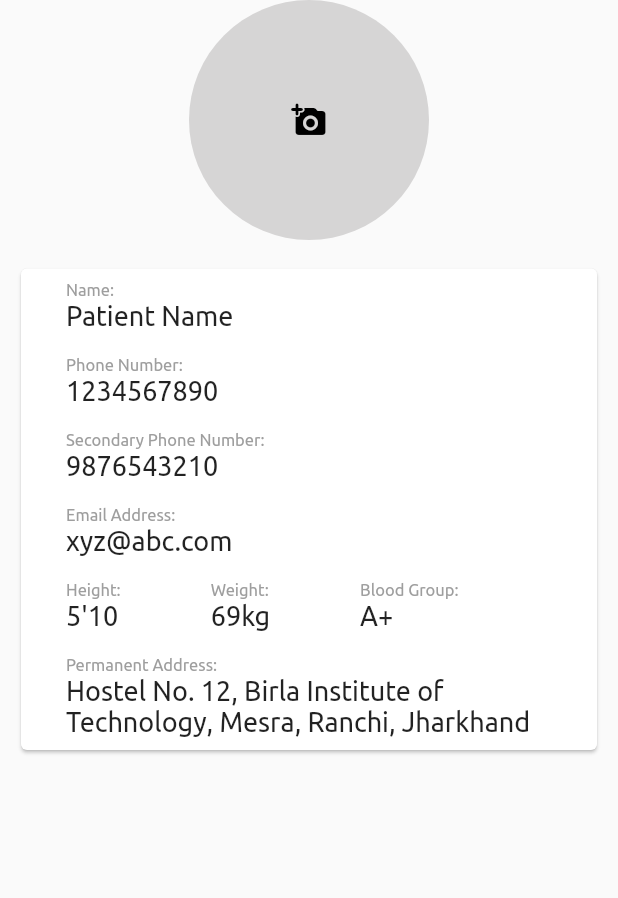
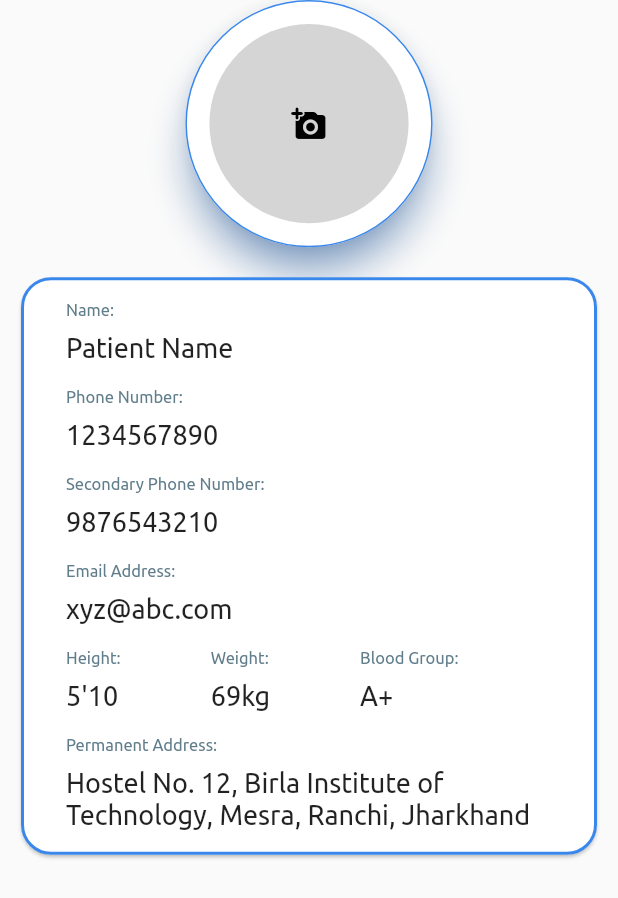
Before and after one commit to rahulsrivastava088/first_helpers_flutter_application, a Flutter app: the ProfileScreen screen opened directly, on a phone screen of 412 x 824 dp. Shown: the top 898 px of the screen. Run offline on Flutter 3.47's test engine with Material 2 defaults, Android fonts, the light colour scheme and no system bars; our stand-ins replace curved_navigation_bar, flutter_lorem; missing offline and left inert: gif.

Commit message:
profile screen setup

```diff
--- a/lib/screens/user/profileScreen.dart
+++ b/lib/screens/user/profileScreen.dart
@@ -1,3 +1,4 @@
+import 'package:first_helpers/utilities/constants.dart';
 import 'package:flutter/material.dart';
 
 class ProfileScreen extends StatelessWidget {
@@ -11,8 +12,23 @@ class ProfileScreen extends StatelessWidget {
       children: [
         Row(
           mainAxisAlignment: MainAxisAlignment.center,
-          children: const [
-            CircleAvatar(
+          children: [
+            ElevatedButton(
+              onPressed: () {  },
+              style: ButtonStyle(
+                fixedSize: MaterialStateProperty.all(Size(
+                    MediaQuery.of(context).size.width * 0.4,
+                    MediaQuery.of(context).size.height * 0.2)),
+                elevation: MaterialStateProperty.all(10),
+                shadowColor: MaterialStateProperty.all(logoBlue),
+                backgroundColor: MaterialStateProperty.all(Colors.white),
+                shape: MaterialStateProperty.all(
+                  RoundedRectangleBorder(
+                      borderRadius: BorderRadius.circular(100.0),
+                      side: BorderSide(color: logoBlue)),
+                ),
+              ),
+              child: const CircleAvatar(
                 backgroundColor: Color.fromARGB(255, 214, 213, 213),
                 radius: 80,
                 child: Icon(
@@ -20,12 +36,19 @@ class ProfileScreen extends StatelessWidget {
                   color: Colors.black,
                 ),
               ),
+            ),
           ],
         ),
         Padding(
-          padding: const EdgeInsets.symmetric(horizontal: 10, vertical: 15),
+          padding: const EdgeInsets.symmetric(horizontal: 10, vertical: 16),
           child: Card(
+            shape: RoundedRectangleBorder(
+                side: new BorderSide(color: logoBlue, width: 2.0),
+                borderRadius: BorderRadius.circular(20.0),
+            ),
             // elevation: 10,
+            child: Padding(
+              padding: const EdgeInsets.symmetric(vertical: 8.0),
               child: Column(
                 crossAxisAlignment: CrossAxisAlignment.start,
                 children: [
@@ -45,6 +68,7 @@ class ProfileScreen extends StatelessWidget {
                     userData:
                         "Hostel No. 12, Birla Institute of Technology, Mesra, Ranchi, Jharkhand"),
               ]),
+            ),
           ),
         )
       ],
@@ -66,7 +90,10 @@ class userDetail extends StatelessWidget {
         children: [
           Text(
             title + ":",
-            style: TextStyle(fontSize: 11, color: Colors.grey),
+            style: TextStyle(fontSize: 11, color: Colors.blueGrey.shade500),
+          ),
+          const SizedBox(
+            height: 8,
           ),
           Text(
             userData,
```
Lines whose indentation alone changed are shown as unchanged.
